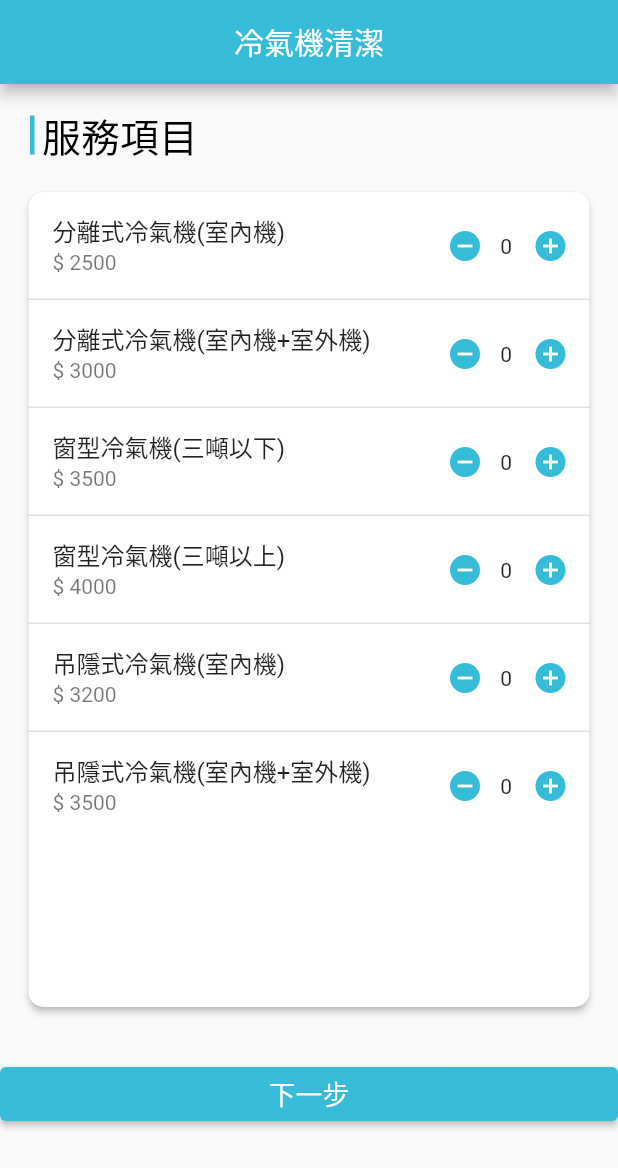
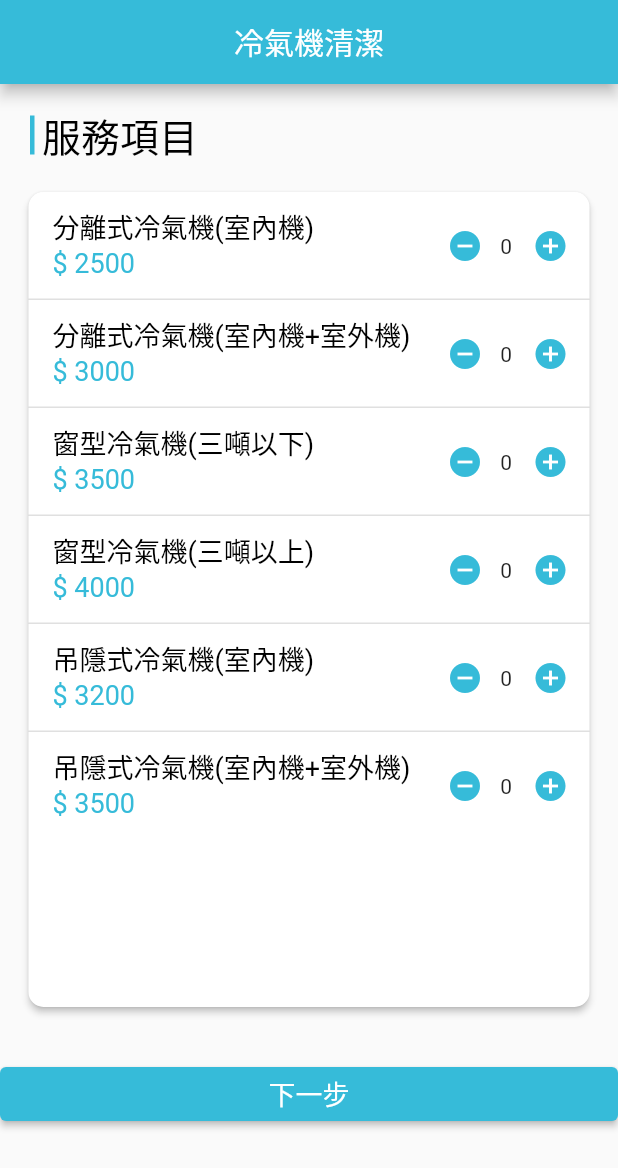
Before and after one commit to sherrylin728/jackercleaning, a Flutter app: the screen it shows after launch, on a phone screen of 412 x 824 dp. Shown: the top 1168 px of the screen. Run offline on Flutter 3.47's test engine with Material 2 defaults, Android fonts, the phone set to English and light mode, and no system bars; Roboto replaces fonts that are missing (JhengHei).

Commit message:
your comment

```diff
--- a/lib/constants.dart
+++ b/lib/constants.dart
@@ -30,3 +30,15 @@ const whiteTextStyle = TextStyle(
   fontSize: 18.0,
   color: Colors.white,
 );
+
+const BlueTextStyle = TextStyle(
+  fontFamily: 'JhengHei',
+  fontSize: 18.0,
+  color: Color.fromRGBO(54, 187, 217, 1),
+);
+
+const serviceTextStyle = TextStyle(
+  fontFamily: 'JhengHei',
+  fontSize: 18.0,
+  color: Colors.black,
+);
```
Also changed, not shown: lib/comfirm.dart (+21 -2 lines), lib/main.dart (+32 -35 lines).
